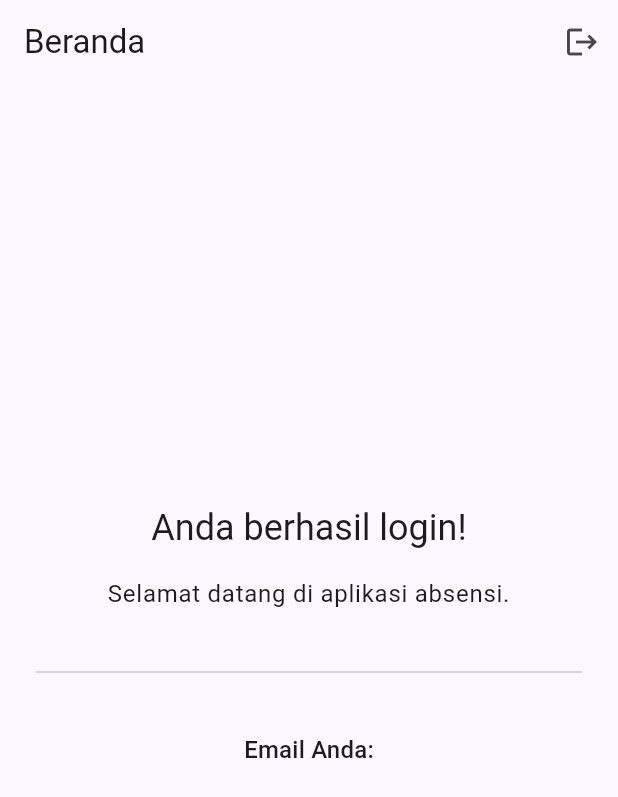
After one commit to Yosua13/Chrono-Point, a Flutter app: the screen it shows once a user with an empty profile is signed in, on a phone screen of 412 x 824 dp. The commit adds this screen. Shown: the top 797 px of the screen. Run offline on Flutter 3.47's test engine with Material 3 defaults, Android fonts, the phone set to English and light mode, and no system bars; our stand-ins replace cloud_firestore, equatable, firebase_auth, firebase_core, flutter_bloc; accounts and stored records are empty; network calls fail.

Commit message:
Feat(Login & Register): Menambahkan login dan register, data akan dikirimkan ke firebase

```diff
--- /dev/null
+++ b/lib/business/auth/auth_bloc.dart
@@ -0,0 +1,82 @@
+import 'package:chrono_point/data/models/users.dart';
+import 'package:chrono_point/data/repositories/auth_repository.dart';
+import 'package:flutter_bloc/flutter_bloc.dart';
+import 'package:equatable/equatable.dart';
+import 'package:firebase_auth/firebase_auth.dart';
+
+part 'auth_event.dart';
+part 'auth_state.dart';
+
+class AuthBloc extends Bloc<AuthEvent, AuthState> {
+  final AuthRepository _authRepository;
+
+  AuthBloc({required AuthRepository authRepository})
+    : _authRepository = authRepository,
+      super(AuthUnauthenticated()) {
+    // Listener ini HANYA untuk auto-login dan sign-out
+    _authRepository.user.listen((user) {
+      if (state is AuthUnauthenticated || state is AuthAuthenticated) {
+        if (user != null) {
+          emit(AuthAuthenticated(user));
+        } else {
+          emit(AuthUnauthenticated());
+        }
+      }
+    });
+
+    // Handler untuk event Sign Up
+    on<AuthSignUpRequested>((event, emit) async {
+      emit(AuthLoading());
+      try {
+        await _authRepository.signUp(
+          name: event.name,
+          email: event.email,
+          password: event.password,
+        );
+        emit(AuthSignUpSuccess());
+      } catch (e) {
+        emit(AuthFailure(e.toString()));
+        // Kembali ke state Unauthenticated setelah error
+        emit(AuthUnauthenticated());
+      }
+    });
+
+    // Handler untuk event Sign In
+    on<AuthSignInRequested>((event, emit) async {
+      emit(AuthLoading());
+      try {
+        final UserCredential = await _authRepository.signIn(
+          email: event.email,
+          password: event.password,
+        );
+
+        if (UserCredential != null) {
+          emit(AuthLoginSuccess(UserCredential.user!));
+        } else {
+          emit(const AuthFailure("Login Gagal: Data pengguna tidak ditemukan"));
+          emit(AuthUnauthenticated());
+        }
+      } catch (e) {
+        emit(AuthFailure(e.toString()));
+        // Kembali ke state Unauthenticated setelah error
+        emit(AuthUnauthenticated());
+      }
+    });
+
+    // BARU: Handler untuk event setelah popup ditutup
+    on<AuthLoginAcknowledged>((event, emit) {
+      // Pastikan state saat ini adalah AuthLoginSuccess untuk mendapatkan data user
+      if (state is AuthLoginSuccess) {
+        final currentUser = (state as AuthLoginSuccess).user;
+        // Pindahkan ke state AuthAuthenticated yang akan memicu navigasi oleh builder
+        emit(AuthAuthenticated(currentUser));
+      }
+    });
+
+    // Handler untuk event Sign Out
+    on<AuthSignOutRequested>((event, emit) async {
+      emit(AuthLoading());
+      await _authRepository.signOut();
+    });
+  }
+}
--- /dev/null
+++ b/lib/business/auth/auth_event.dart
@@ -0,0 +1,30 @@
+part of 'auth_bloc.dart';
+
+abstract class AuthEvent extends Equatable {
+  const AuthEvent();
+
+  @override
+  List<Object> get props => [];
+}
+
+// Event saat user mencoba sign up
+class AuthSignUpRequested extends AuthEvent {
+  final String name;
+  final String email;
+  final String password;
+
+  const AuthSignUpRequested(this.name, this.email, this.password);
+}
+
+// Event saat user mencoba sign in
+class AuthSignInRequested extends AuthEvent {
+  final String email;
+  final String password;
+
+  const AuthSignInRequested(this.email, this.password);
+}
+
+class AuthLoginAcknowledged extends AuthEvent {}
+
+// Event saat user sign out
+class AuthSignOutRequested extends AuthEvent {}
--- /dev/null
+++ b/lib/business/auth/auth_state.dart
@@ -0,0 +1,45 @@
+part of 'auth_bloc.dart';
+
+abstract class AuthState extends Equatable {
+  const AuthState();
+
+  @override
+  List<Object> get props => [];
+}
+
+// State awal atau ketika user belum terautentikasi
+class AuthUnauthenticated extends AuthState {}
+
+// State ketika proses autentikasi sedang berjalan
+class AuthLoading extends AuthState {}
+
+// State untuk menandakan registrasi berhasil, sebelum login
+class AuthSignUpSuccess extends AuthState {}
+
+class AuthLoginSuccess extends AuthState {
+  final User user;
+  const AuthLoginSuccess(this.user);
+
+  @override
+  List<Object> get props => [user];
+}
+
+// State ketika user berhasil terautentikasi
+class AuthAuthenticated extends AuthState {
+  final User user;
+
+  const AuthAuthenticated(this.user);
+
+  @override
+  List<Object> get props => [user];
+}
+
+// State ketika terjadi error saat autentikasi
+class AuthFailure extends AuthState {
+  final String message;
+
+  const AuthFailure(this.message);
+
+  @override
+  List<Object> get props => [message];
+}
--- /dev/null
+++ b/lib/data/models/users.dart
@@ -0,0 +1,22 @@
+import 'package:cloud_firestore/cloud_firestore.dart';
+import 'package:equatable/equatable.dart';
+
+class Users extends Equatable {
+  final String uid;
+  final String email;
+  final String name;
+
+  const Users({required this.uid, required this.email, required this.name});
+
+  // Konversi dari DocumentSnapshot Firebase ke Users
+  factory Users.fromSnapshot(DocumentSnapshot snap) {
+    var data = snap.data() as Map<String, dynamic>;
+    return Users(uid: snap.id, email: data['email'], name: data['name']);
+  }
+
+  // Konversi dari Users ke Map untuk disimpan di Firebase
+  Map<String, dynamic> toJson() => {'email': email, 'name': name};
+
+  @override
+  List<Object> get props => [uid, email, name];
+}
--- /dev/null
+++ b/lib/data/repositories/auth_repository.dart
@@ -0,0 +1,69 @@
+import 'package:chrono_point/data/models/users.dart';
+import 'package:firebase_auth/firebase_auth.dart';
+import 'package:cloud_firestore/cloud_firestore.dart';
+
+class AuthRepository {
+  final FirebaseAuth _firebaseAuth;
+  final FirebaseFirestore _firestore;
+
+  AuthRepository({FirebaseAuth? firebaseAuth, FirebaseFirestore? firestore})
+    : _firebaseAuth = firebaseAuth ?? FirebaseAuth.instance,
+      _firestore = firestore ?? FirebaseFirestore.instance;
+
+  // Mendapatkan stream status autentikasi pengguna
+  Stream<User?> get user => _firebaseAuth.authStateChanges();
+
+  // Fungsi untuk Sign Up
+  Future<void> signUp({
+    required String name,
+    required String email,
+    required String password,
+  }) async {
+    try {
+      UserCredential userCredential = await _firebaseAuth
+          .createUserWithEmailAndPassword(email: email, password: password);
+
+      // Simpan data tambahan ke Firestore
+      if (userCredential.user != null) {
+        Users newUser = Users(
+          uid: userCredential.user!.uid,
+          email: email,
+          name: name,
+        );
+        await _firestore
+            .collection('users')
+            .doc(userCredential.user!.uid)
+            .set(newUser.toJson());
+
+        await _firebaseAuth.signOut();
+      }
+    } on FirebaseAuthException catch (e) {
+      // Menangani error spesifik dari Firebase Auth
+      throw Exception(e.message);
+    } catch (e) {
+      throw Exception(e.toString());
+    }
+  }
+
+  // Fungsi untuk Sign In
+  Future<UserCredential> signIn({
+    required String email,
+    required String password,
+  }) async {
+    try {
+      return await _firebaseAuth.signInWithEmailAndPassword(
+        email: email,
+        password: password,
+      );
+    } on FirebaseAuthException catch (e) {
+      throw Exception(e.message);
+    } catch (e) {
+      throw Exception('Terjadi kesalahan saat login.');
+    }
+  }
+
+  // Fungsi untuk Sign Out
+  Future<void> signOut() async {
+    await _firebaseAuth.signOut();
+  }
+}
--- a/lib/main.dart
+++ b/lib/main.dart
@@ -1,6 +1,11 @@
+import 'package:chrono_point/business/auth/auth_bloc.dart';
+import 'package:chrono_point/data/repositories/auth_repository.dart';
+import 'package:chrono_point/presentation/screens/home_screen.dart';
 import 'package:chrono_point/presentation/screens/login_screen.dart';
+import 'package:chrono_point/presentation/widgets/app_dialogs.dart';
 import 'package:flutter/material.dart';
 import 'package:firebase_core/firebase_core.dart';
+import 'package:flutter_bloc/flutter_bloc.dart';
 import 'firebase_options.dart';
 
 void main() async {
@@ -14,16 +19,58 @@ class MyApp extends StatelessWidget {
 
   @override
   Widget build(BuildContext context) {
-    return MaterialApp(
-      title: 'Aplikasi Absensi',
-      debugShowCheckedModeBanner: false,
-      theme: ThemeData(
-        primarySwatch: Colors.indigo,
-        visualDensity: VisualDensity.adaptivePlatformDensity,
-        // Atur font default jika diperlukan
-        // fontFamily: 'Poppins',
+    // Menyediakan AuthRepository ke seluruh aplikasi
+    return RepositoryProvider(
+      create: (context) => AuthRepository(),
+      // Menyediakan AuthBloc ke seluruh aplikasi
+      child: BlocProvider(
+        create: (context) => AuthBloc(
+          authRepository: RepositoryProvider.of<AuthRepository>(context),
+        ),
+        child: MaterialApp(
+          title: 'Aplikasi Absensi',
+          debugShowCheckedModeBanner: false,
+          theme: ThemeData(
+            useMaterial3: true,
+            colorScheme: ColorScheme.fromSeed(
+              seedColor: Colors.indigo,
+              brightness: Brightness.light,
+            ),
+          ),
+          // Wrapper untuk menentukan halaman berdasarkan AuthState
+          home: AuthWrapper(),
+        ),
       ),
-      home: LoginScreen(),
     );
   }
 }
+
+class AuthWrapper extends StatelessWidget {
+  const AuthWrapper({super.key});
+
+  @override
+  Widget build(BuildContext context) {
+    // BlocBuilder akan rebuild UI berdasarkan perubahan AuthState
+    return BlocConsumer<AuthBloc, AuthState>(
+      listenWhen: (previous, current) =>
+          previous is AuthLoading && current is AuthLoginSuccess,
+      listener: (context, state) {
+        AppDialogs.showInfoDialog(
+          context: context,
+          title: 'Login Berhasil!',
+          message: 'Selamat datang kembali',
+          duration: const Duration(seconds: 1),
+          onDismissed: () {
+            context.read<AuthBloc>().add(AuthLoginAcknowledged());
+          },
+        );
+      },
+      builder: (context, state) {
+        if (state is AuthAuthenticated) {
+          return HomeScreen();
+        }
+        return LoginScreen();
+      },
+    );
+  }
+}
--- /dev/null
+++ b/lib/presentation/screens/home_screen.dart
@@ -0,0 +1,66 @@
+import 'package:chrono_point/business/auth/auth_bloc.dart';
+import 'package:flutter/material.dart';
+import 'package:flutter_bloc/flutter_bloc.dart';
+
+class HomeScreen extends StatelessWidget {
+  const HomeScreen({super.key});
+
+  @override
+  Widget build(BuildContext context) {
+    // Get user information from the AuthAuthenticated state
+    final user = (context.watch<AuthBloc>().state as AuthAuthenticated).user;
+
+    return Scaffold(
+      appBar: AppBar(
+        title: const Text('Beranda'),
+        actions: [
+          IconButton(
+            icon: const Icon(Icons.logout),
+            onPressed: () {
+              // Dispatch sign out event
+              context.read<AuthBloc>().add(AuthSignOutRequested());
+            },
+            tooltip: 'Keluar',
+          ),
+        ],
+      ),
+      body: Center(
+        child: Padding(
+          padding: const EdgeInsets.all(24.0),
+          child: Column(
+            mainAxisAlignment: MainAxisAlignment.center,
+            children: [
+              Text(
+                'Anda berhasil login!',
+                style: Theme.of(context).textTheme.headlineSmall,
+                textAlign: TextAlign.center,
+              ),
+              const SizedBox(height: 16),
+              Text(
+                'Selamat datang di aplikasi absensi.',
+                style: Theme.of(context).textTheme.bodyLarge,
+                textAlign: TextAlign.center,
+              ),
+              const SizedBox(height: 32),
+              const Divider(),
+              const SizedBox(height: 32),
+              // Display user email
+              Text(
+                'Email Anda:',
+                style: Theme.of(context).textTheme.titleMedium,
+              ),
+              const SizedBox(height: 8),
+              Text(
+                user.email ?? 'Tidak ada email',
+                style: Theme.of(context).textTheme.bodyLarge?.copyWith(
+                  color: Theme.of(context).colorScheme.primary,
+                  fontWeight: FontWeight.bold,
+                ),
+              ),
+            ],
+          ),
+        ),
+      ),
+    );
+  }
+}
--- a/pubspec.yaml
+++ b/pubspec.yaml
@@ -15,6 +15,9 @@ dependencies:
   firebase_core: ^4.0.0
   firebase_auth: ^6.0.1
   cloud_firestore: ^6.0.0
+  flutter_bloc: ^9.1.1
+  equatable: ^2.0.7
+  intl: ^0.20.2
 
 dev_dependencies:
   flutter_test:
```
Also changed, not shown: lib/presentation/screens/login_screen.dart (+37 -11 lines), lib/presentation/screens/register_screen.dart (+63 -10 lines), lib/presentation/widgets/app_dialogs.dart (added, +107 -0 lines), pubspec.lock, 1 other file.
